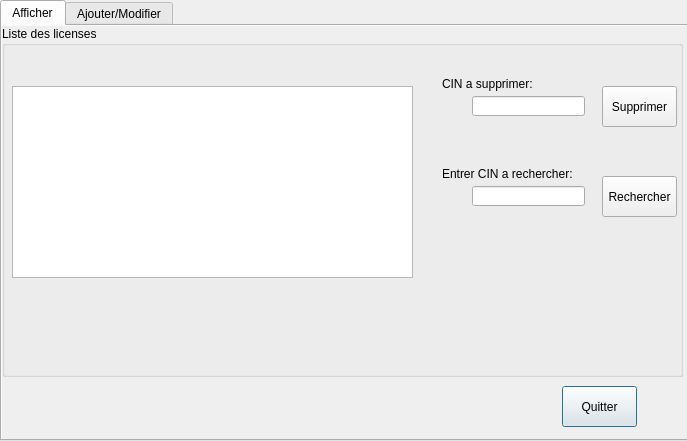
The window that projet_button.ui (Ahmedturki7777/Smart_Municipality2A4) describes before a commit, drawn with Qt 5.
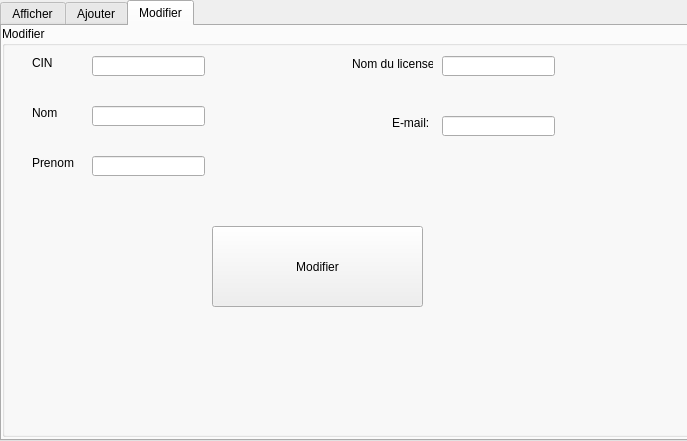
The same window after the commit. The open tabs and pages were chosen to show the change.

Diff of the .ui file:
```diff
--- a/projet_button.ui
+++ b/projet_button.ui
@@ -165,7 +165,7 @@
      <bool>true</bool>
     </property>
     <attribute name="title">
-     <string>Ajouter/Modifier</string>
+     <string>Ajouter</string>
     </attribute>
     <widget class="QGroupBox" name="groupBox_projet">
      <property name="geometry">
@@ -307,11 +307,144 @@
        </rect>
       </property>
      </widget>
-     <widget class="QPushButton" name="pushButton_mod_projet">
+    </widget>
+   </widget>
+   <widget class="QWidget" name="Modifier">
+    <attribute name="title">
+     <string>Modifier</string>
+    </attribute>
+    <widget class="QGroupBox" name="groupBox_projet_2">
+     <property name="geometry">
+      <rect>
+       <x>0</x>
+       <y>0</y>
+       <width>691</width>
+       <height>411</height>
+      </rect>
+     </property>
+     <property name="title">
+      <string>Modifier</string>
+     </property>
+     <widget class="QLabel" name="label_projet_9">
       <property name="geometry">
        <rect>
-        <x>420</x>
-        <y>170</y>
+        <x>30</x>
+        <y>30</y>
+        <width>47</width>
+        <height>13</height>
+       </rect>
+      </property>
+      <property name="text">
+       <string>CIN</string>
+      </property>
+     </widget>
+     <widget class="QLabel" name="label_projet_10">
+      <property name="geometry">
+       <rect>
+        <x>30</x>
+        <y>80</y>
+        <width>47</width>
+        <height>13</height>
+       </rect>
+      </property>
+      <property name="text">
+       <string>Nom</string>
+      </property>
+     </widget>
+     <widget class="QLabel" name="label_projet_11">
+      <property name="geometry">
+       <rect>
+        <x>30</x>
+        <y>130</y>
+        <width>47</width>
+        <height>13</height>
+       </rect>
+      </property>
+      <property name="text">
+       <string>Prenom</string>
+      </property>
+     </widget>
+     <widget class="QLineEdit" name="lineEdit_CIN_projet_2">
+      <property name="geometry">
+       <rect>
+        <x>90</x>
+        <y>30</y>
+        <width>113</width>
+        <height>20</height>
+       </rect>
+      </property>
+     </widget>
+     <widget class="QLineEdit" name="lineEdit_Nom_projet_2">
+      <property name="geometry">
+       <rect>
+        <x>90</x>
+        <y>80</y>
+        <width>113</width>
+        <height>20</height>
+       </rect>
+      </property>
+     </widget>
+     <widget class="QLineEdit" name="lineEdit_Pr_projet_2">
+      <property name="geometry">
+       <rect>
+        <x>90</x>
+        <y>130</y>
+        <width>113</width>
+        <height>20</height>
+       </rect>
+      </property>
+     </widget>
+     <widget class="QLabel" name="label_projet_12">
+      <property name="geometry">
+       <rect>
+        <x>350</x>
+        <y>30</y>
+        <width>81</width>
+        <height>16</height>
+       </rect>
+      </property>
+      <property name="text">
+       <string>Nom du licenses:</string>
+      </property>
+     </widget>
+     <widget class="QLineEdit" name="lineEdit_nl_projet_2">
+      <property name="geometry">
+       <rect>
+        <x>440</x>
+        <y>30</y>
+        <width>113</width>
+        <height>20</height>
+       </rect>
+      </property>
+     </widget>
+     <widget class="QLabel" name="label_projet_13">
+      <property name="geometry">
+       <rect>
+        <x>390</x>
+        <y>90</y>
+        <width>47</width>
+        <height>13</height>
+       </rect>
+      </property>
+      <property name="text">
+       <string>E-mail:</string>
+      </property>
+     </widget>
+     <widget class="QLineEdit" name="lineEdit_mail_projet_2">
+      <property name="geometry">
+       <rect>
+        <x>440</x>
+        <y>90</y>
+        <width>113</width>
+        <height>20</height>
+       </rect>
+      </property>
+     </widget>
+     <widget class="QPushButton" name="pushButton_mod_projet_2">
+      <property name="geometry">
+       <rect>
+        <x>210</x>
+        <y>200</y>
         <width>211</width>
         <height>81</height>
        </rect>
```
Left out of the diff: 4 changed lines with no effect on the pictures.
